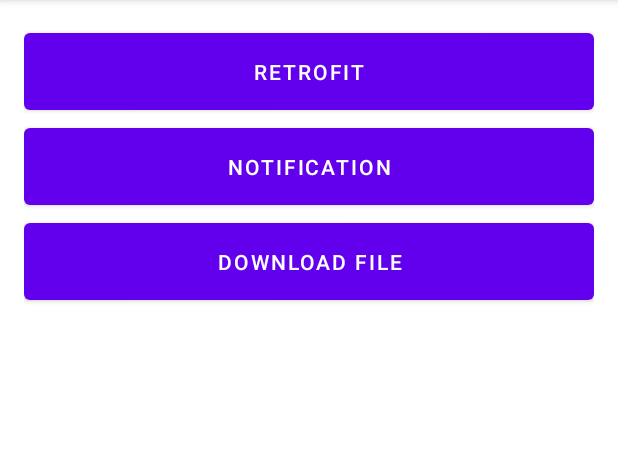
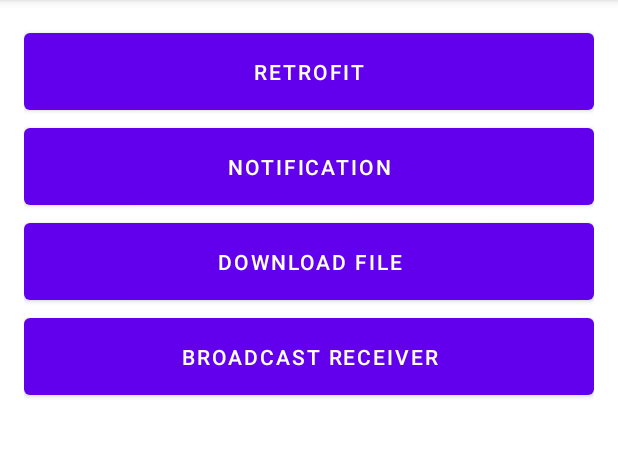
Before and after one commit to nguyentanlinh90/guidelines_app, an Android app: the screen it shows after launch (MainActivity), on a phone screen of 412 x 824 dp, the part 84-541 px from its top. Run offline under Robolectric (Android 15) with nearby library versions, the phone set to English and light mode, and no system bars.

Commit message:
control lifecycle of broadcast receiver

```diff
--- a/app/src/main/java/com/ntl/guidelinesapp/MainActivity.java
+++ b/app/src/main/java/com/ntl/guidelinesapp/MainActivity.java
@@ -13,12 +13,13 @@ import android.os.Bundle;
 import android.view.View;
 import android.widget.Button;
 
+import com.ntl.guidelinesapp.modules.broadcast_receiver.BroadcastReceiverActivity;
 import com.ntl.guidelinesapp.modules.download_file.DownloadFileActivity;
 import com.ntl.guidelinesapp.modules.notification.NotificationActivity;
 import com.ntl.guidelinesapp.modules.retrofit.RetrofitActivity;
 
 public class MainActivity extends AppCompatActivity implements View.OnClickListener {
-    private Button btRetrofit, btNotification, btDownloadFile;
+    private Button btRetrofit, btNotification, btDownloadFile, btBroadcastReceiver;
 
     @Override
     protected void onCreate(Bundle savedInstanceState) {
@@ -28,10 +29,12 @@ public class MainActivity extends AppCompatActivity implements View.OnClickListe
         btRetrofit = findViewById(R.id.bt_retrofit);
         btNotification = findViewById(R.id.bt_notification);
         btDownloadFile = findViewById(R.id.bt_download_file);
+        btBroadcastReceiver = findViewById(R.id.bt_broadcast_receiver);
 
         btNotification.setOnClickListener(this);
         btRetrofit.setOnClickListener(this);
         btDownloadFile.setOnClickListener(this);
+        btBroadcastReceiver.setOnClickListener(this);
     }
 
     @Override
@@ -43,8 +46,11 @@ public class MainActivity extends AppCompatActivity implements View.OnClickListe
             case R.id.bt_retrofit:
                 gotoScreen(RetrofitActivity.class);
                 break;
-                case R.id.bt_download_file:
+            case R.id.bt_download_file:
                 gotoScreen(DownloadFileActivity.class);
+                break;
+            case R.id.bt_broadcast_receiver:
+                gotoScreen(BroadcastReceiverActivity.class);
                 break;
 
         }
--- a/app/src/main/java/com/ntl/guidelinesapp/core/MyApplication.java
+++ b/app/src/main/java/com/ntl/guidelinesapp/core/MyApplication.java
@@ -22,7 +22,7 @@ public class MyApplication extends Application {
     public void onCreate() {
         super.onCreate();
         createNotificationChannel();
-        registerConnectivity();
+//        registerConnectivity();
     }
 
     private void createNotificationChannel() {
@@ -57,4 +57,5 @@ public class MyApplication extends Application {
         intentFilter.addAction(ConnectivityManager.CONNECTIVITY_ACTION);
         registerReceiver(new MyBroadcastReceiver(), intentFilter);
     }
+
 }
--- a/app/src/main/res/layout/activity_main.xml
+++ b/app/src/main/res/layout/activity_main.xml
@@ -31,6 +31,13 @@
             android:layout_height="wrap_content"
             android:paddingVertical="16dp"
             android:text="@string/screen_download_file" />
+
+        <Button
+            android:id="@+id/bt_broadcast_receiver"
+            android:layout_width="match_parent"
+            android:layout_height="wrap_content"
+            android:paddingVertical="16dp"
+            android:text="@string/screen_broadcast_receiver" />
     </LinearLayout>
 
 </ScrollView>
--- a/app/src/main/res/values/strings.xml
+++ b/app/src/main/res/values/strings.xml
@@ -11,4 +11,6 @@
 
     <string name="screen_download_file">Download File</string>
 
+    <string name="screen_broadcast_receiver">Broadcast Receiver</string>
+
 </resources>
```
Also changed, not shown: app/src/main/AndroidManifest.xml (+0 -7 lines), app/src/main/java/com/ntl/guidelinesapp/modules/broadcast_receiver/BroadcastReceiverActivity.java (+26 -1 lines).
